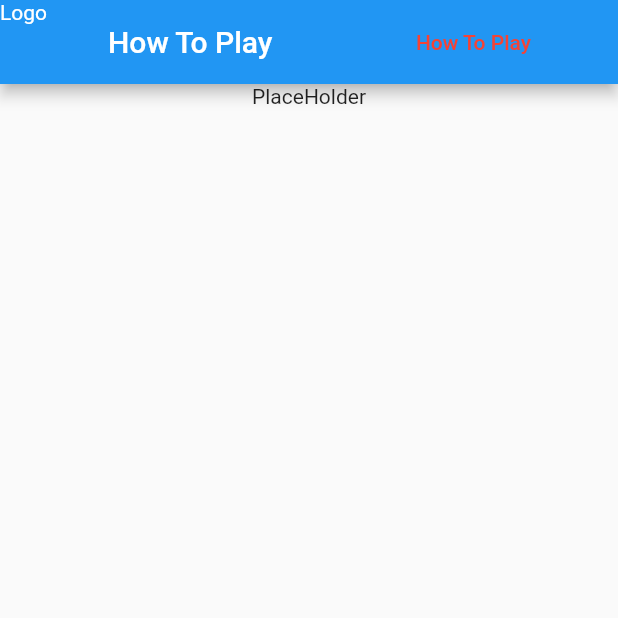
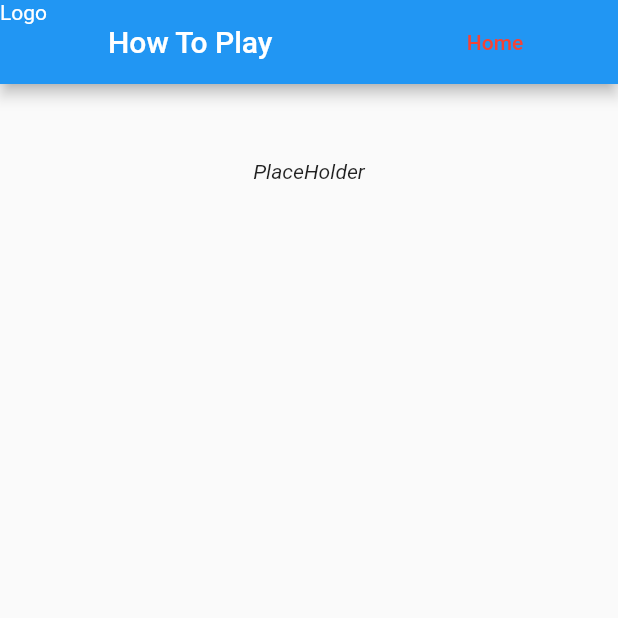
Before and after one commit to LittleCanOpener/Final_Assessment, a Flutter app: the screen it shows after launch, after a tap on "How To Play", on a phone screen of 412 x 824 dp, the top half of it. Run offline on Flutter 3.47's test engine with Material 2 defaults, Android fonts, the light colour scheme and no system bars.

Commit message:
minor styling

```diff
--- a/lib/main.dart
+++ b/lib/main.dart
@@ -33,6 +33,23 @@ class MainMenu extends StatelessWidget {
           const SizedBox(width: 50),
         ],
       ),
+      // Body for Home Page
+      body: const Row(
+        children: [
+          Expanded(
+            child: Column(
+              children: [
+                SizedBox(height: 50),
+                Center(
+                  child: Text('Hello And Welcome to my first game made with Flutter',
+                    style: TextStyle(fontStyle: FontStyle.italic),
+                  ),
+                ),
+              ],
+            ),
+          ),
+        ],
+      ),
     );
   }
 }
--- a/lib/screens/how_to_play.dart
+++ b/lib/screens/how_to_play.dart
@@ -18,7 +18,7 @@ class HowToPlay extends StatelessWidget {
             onPressed: () {
               Navigator.pushNamed(context, '/');
             },
-            child: const Text('How To Play'),
+            child: const Text('Home'),
           ),
           const SizedBox(width: 50),
         ],
@@ -28,10 +28,12 @@ class HowToPlay extends StatelessWidget {
         children: [
           Expanded(
             child: Column(
-              crossAxisAlignment: CrossAxisAlignment.start,
               children: [
+                 SizedBox(height: 50),
                  Center(
-                  child: Text('PlaceHolder',),
+                  child: Text('PlaceHolder',
+                    style: TextStyle(fontStyle: FontStyle.italic),
+                  ),
                  ),
               ],
             ),
```
Also changed, not shown: lib/game/movement.dart (added), lib/game/start_game.dart (added).
